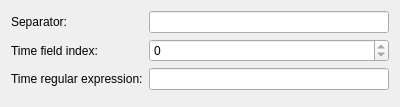
Before: the Qt Designer form src/FormatCreation/LogFormatWizardPage.ui in DonRumata710/LogManager, drawn with Qt 5.
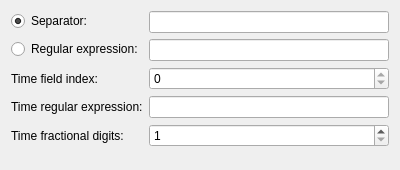
After: the same form once the commit is applied.

Commit message: improve time format support

What changed in the file:
```diff
--- a/src/FormatCreation/LogFormatWizardPage.ui
+++ b/src/FormatCreation/LogFormatWizardPage.ui
@@ -7,7 +7,7 @@
     <x>0</x>
     <y>0</y>
     <width>400</width>
-    <height>102</height>
+    <height>170</height>
    </rect>
   </property>
   <property name="windowTitle">
@@ -21,40 +21,70 @@
   </property>
   <layout class="QFormLayout" name="formLayout">
    <item row="0" column="0">
-    <widget class="QLabel" name="label">
+    <widget class="QRadioButton" name="rbSeparator">
      <property name="text">
       <string>Separator:</string>
      </property>
+     <property name="checked">
+      <bool>true</bool>
+     </property>
     </widget>
    </item>
    <item row="0" column="1">
     <widget class="QLineEdit" name="leSeparator"/>
    </item>
    <item row="1" column="0">
+    <widget class="QRadioButton" name="rbRegex">
+     <property name="text">
+      <string>Regular expression:</string>
+     </property>
+    </widget>
+   </item>
+   <item row="1" column="1">
+    <widget class="QLineEdit" name="leLineRegex"/>
+   </item>
+   <item row="2" column="0">
     <widget class="QLabel" name="label_2">
      <property name="text">
       <string>Time field index:</string>
      </property>
     </widget>
    </item>
-   <item row="1" column="1">
+   <item row="2" column="1">
     <widget class="QSpinBox" name="sbTimeFieldIndex">
      <property name="maximum">
       <number>0</number>
      </property>
     </widget>
    </item>
-   <item row="2" column="0">
+   <item row="3" column="0">
     <widget class="QLabel" name="label_3">
      <property name="text">
       <string>Time regular expression:</string>
      </property>
     </widget>
    </item>
-   <item row="2" column="1">
-    <widget class="QLineEdit" name="leTimeRegex"/>
-   </item>
    <item row="3" column="1">
+    <widget class="QLineEdit" name="letimeMask"/>
+   </item>
+   <item row="4" column="0">
+    <widget class="QLabel" name="label">
+     <property name="text">
+      <string>Time fractional digits:</string>
+     </property>
+    </widget>
+   </item>
+   <item row="4" column="1">
+    <widget class="QSpinBox" name="sbFractionalDigits">
+     <property name="minimum">
+      <number>1</number>
+     </property>
+     <property name="maximum">
+      <number>9</number>
+     </property>
+    </widget>
+   </item>
+   <item row="5" column="1">
     <spacer name="verticalSpacer">
      <property name="orientation">
       <enum>Qt::Orientation::Vertical</enum>
```
The commit also changes 7 other files.
